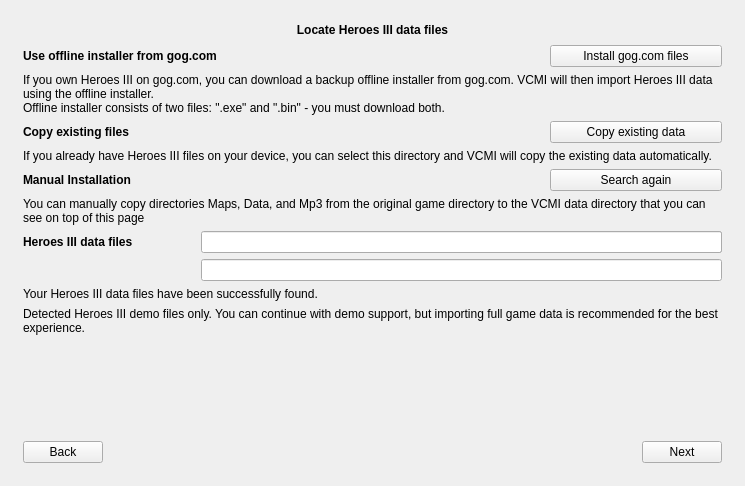
First picture: the form in launcher/firstLaunch/firstlaunch_moc.ui, repository GeorgeK1ng/vcmi, before the edit.
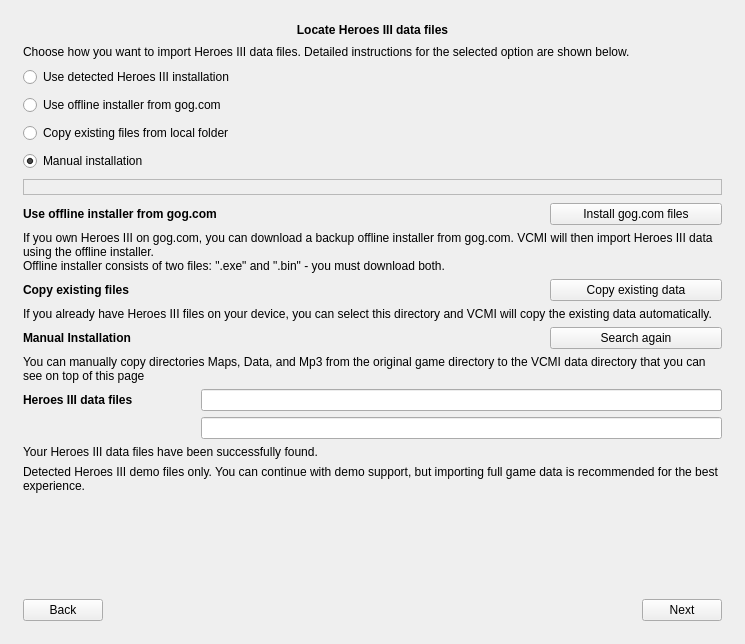
Second picture: the form after the edit. The open tabs and pages were chosen to show the change. Icons and pictures are not drawn.

Commit message: Improve first-launch data import UX with radio options

Diff of the .ui file:
```diff
--- a/launcher/firstLaunch/firstlaunch_moc.ui
+++ b/launcher/firstLaunch/firstlaunch_moc.ui
@@ -164,6 +164,69 @@
          </property>
         </widget>
        </item>
+       <item>
+        <widget class="QLabel" name="labelDataIntro">
+         <property name="text">
+          <string>Choose how you want to import Heroes III data files. Detailed instructions for the selected option are shown below.</string>
+         </property>
+         <property name="wordWrap">
+          <bool>true</bool>
+         </property>
+        </widget>
+       </item>
+       <item>
+        <widget class="QRadioButton" name="radioButtonDataDetected">
+         <property name="visible">
+          <bool>false</bool>
+         </property>
+         <property name="text">
+          <string>Use detected Heroes III installation</string>
+         </property>
+        </widget>
+       </item>
+       <item>
+        <widget class="QRadioButton" name="radioButtonDataGog">
+         <property name="text">
+          <string>Use offline installer from gog.com</string>
+         </property>
+        </widget>
+       </item>
+       <item>
+        <widget class="QRadioButton" name="radioButtonDataCopy">
+         <property name="text">
+          <string>Copy existing files from local folder</string>
+         </property>
+        </widget>
+       </item>
+       <item>
+        <widget class="QRadioButton" name="radioButtonDataManual">
+         <property name="checked">
+          <bool>true</bool>
+         </property>
+         <property name="text">
+          <string>Manual installation</string>
+         </property>
+        </widget>
+       </item>
+       <item>
+        <widget class="QLabel" name="labelDataOptionDetails">
+         <property name="frameShape">
+          <enum>QFrame::Shape::StyledPanel</enum>
+         </property>
+         <property name="text">
+          <string/>
+         </property>
+         <property name="alignment">
+          <set>Qt::AlignmentFlag::AlignLeading|Qt::AlignmentFlag::AlignLeft|Qt::AlignmentFlag::AlignTop</set>
+         </property>
+         <property name="wordWrap">
+          <bool>true</bool>
+         </property>
+         <property name="margin">
+          <number>8</number>
+         </property>
+        </widget>
+       </item>
        
        <item>
         <layout class="QGridLayout" name="gridLayout" columnstretch="1,2,1">
```
Left out of the diff: 2 changed lines with no effect on the pictures. The commit also changes 2 other files.
